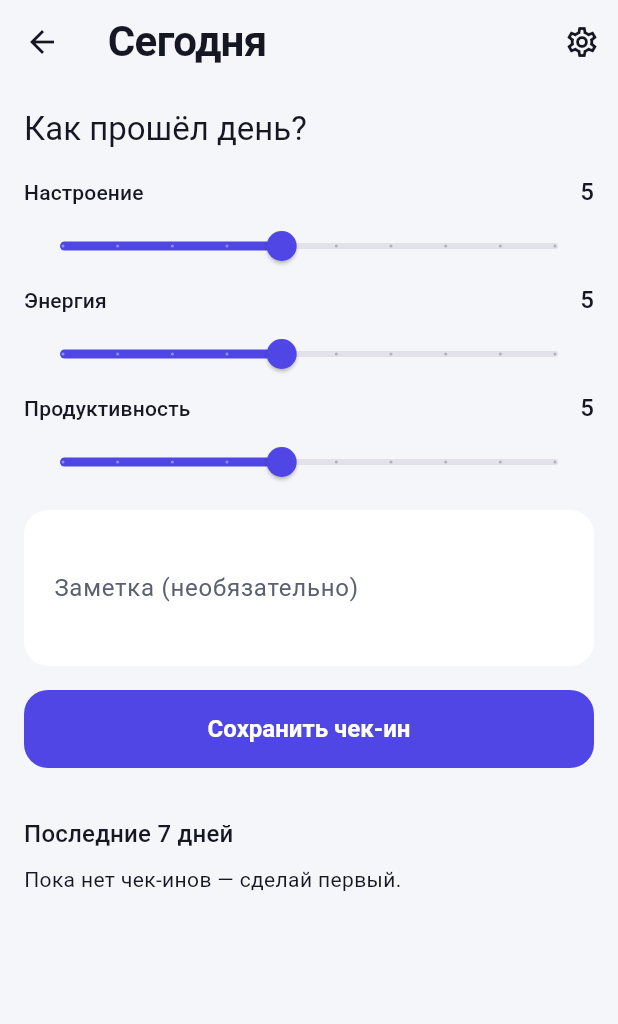
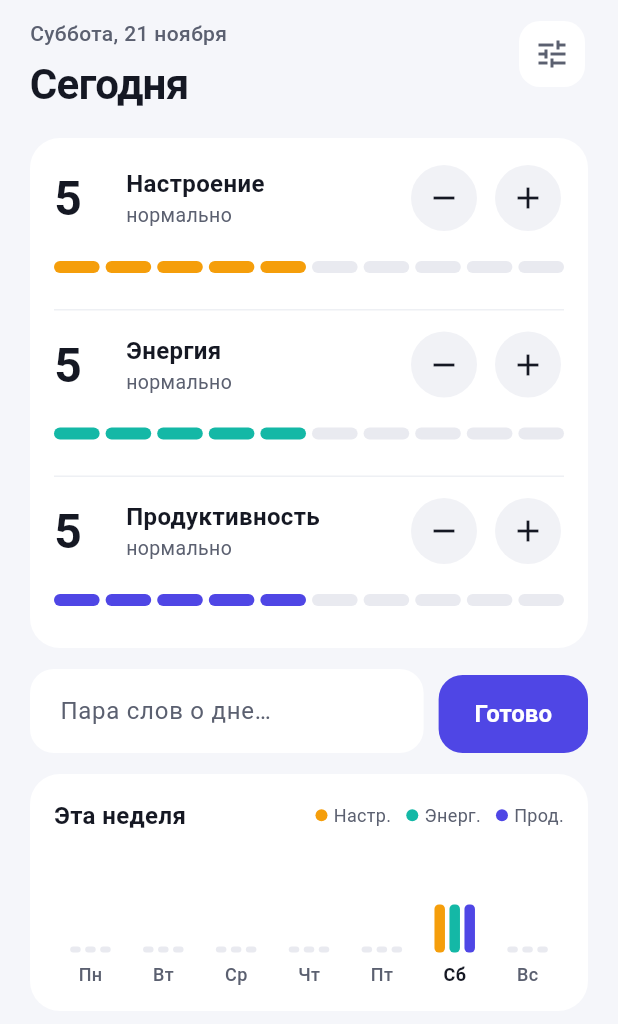
Before and after one commit to Ex1zed/life-tracker, a Flutter app: the CheckinScreen screen opened directly, on a phone screen of 412 x 824 dp. Shown: the top 1024 px of the screen. Run offline on Flutter 3.47's test engine with Material 3 defaults, Android fonts, the phone set to English and light mode, and no system bars; our stand-ins replace dio, drift, drift_flutter, flutter_local_notifications, flutter_riverpod, flutter_secure_storage and 4 more; accounts and stored records are empty; generated files the repository leaves out were written again.

Commit message:
Redesign today screen: score rows with bars, week chart

```diff
--- a/app/lib/core/dates.dart
+++ b/app/lib/core/dates.dart
@@ -5,3 +5,28 @@ String toDateKey(DateTime date) {
   final d = date.day.toString().padLeft(2, '0');
   return '$y-$m-$d';
 }
+
+const _weekdays = [
+  'Понедельник', 'Вторник', 'Среда', 'Четверг', 'Пятница', 'Суббота',
+  'Воскресенье',
+];
+const _weekdaysShort = ['Пн', 'Вт', 'Ср', 'Чт', 'Пт', 'Сб', 'Вс'];
+
+/// Month names in the genitive case: "21 ноября", not "21 ноябрь".
+const _months = [
+  'января', 'февраля', 'марта', 'апреля', 'мая', 'июня', 'июля', 'августа',
+  'сентября', 'октября', 'ноября', 'декабря',
+];
+
+/// "Суббота, 21 ноября". DateTime.weekday is 1 (Monday) .. 7 (Sunday).
+String formatLongDate(DateTime date) =>
+    '${_weekdays[date.weekday - 1]}, ${date.day} ${_months[date.month - 1]}';
+
+/// "Пн" .. "Вс".
+String shortWeekday(DateTime date) => _weekdaysShort[date.weekday - 1];
+
+/// Monday of the week that contains [date], at local midnight.
+/// day - n instead of subtract(Duration): no surprises around DST changes,
+/// and day 0 or below rolls back into the previous month by itself.
+DateTime startOfWeek(DateTime date) =>
+    DateTime(date.year, date.month, date.day - (date.weekday - 1));
--- a/app/lib/features/checkin/checkin_screen.dart
+++ b/app/lib/features/checkin/checkin_screen.dart
@@ -4,10 +4,13 @@ import 'package:flutter_riverpod/flutter_riverpod.dart';
 import 'package:material_ui/material_ui.dart';
 
 import '../../core/dates.dart';
+import '../../core/theme.dart';
 import '../../data/local/app_database.dart';
 import '../../data/providers.dart';
 import '../settings/settings_screen.dart';
 import 'checkin_providers.dart';
+import 'score_row.dart';
+import 'week_chart.dart';
 
 class CheckinScreen extends ConsumerStatefulWidget {
   const CheckinScreen({super.key});
@@ -84,6 +87,43 @@ class _CheckinScreenState extends ConsumerState<CheckinScreen> {
     );
   }
 
+  /// Monday..Sunday of the current week. Today shows the form's live values,
+  /// so the chart reacts while the user is still picking scores.
+  List<WeekDayScores> _weekDays(List<DailyCheckin> recent) {
+    final now = DateTime.now();
+    final monday = startOfWeek(now);
+    final byDate = {for (final c in recent) c.date: c};
+
+    return [
+      for (var i = 0; i < 7; i++)
+        _dayScores(
+          DateTime(monday.year, monday.month, monday.day + i),
+          byDate,
+        ),
+    ];
+  }
+
+  WeekDayScores _dayScores(DateTime day, Map<String, DailyCheckin> byDate) {
+    final key = toDateKey(day);
+    if (key == _todayKey) {
+      return WeekDayScores(
+        label: shortWeekday(day),
+        isToday: true,
+        mood: _mood,
+        energy: _energy,
+        productivity: _productivity,
+      );
+    }
+    final checkin = byDate[key];
+    return WeekDayScores(
+      label: shortWeekday(day),
+      isToday: false,
+      mood: checkin?.mood,
+      energy: checkin?.energy,
+      productivity: checkin?.productivity,
+    );
+  }
+
   @override
   void dispose() {
     _noteController.dispose();
@@ -92,141 +132,139 @@ class _CheckinScreenState extends ConsumerState<CheckinScreen> {
 
   @override
   Widget build(BuildContext context) {
-    final recent = ref.watch(recentCheckinsProvider);
-    final textTheme = Theme.of(context).textTheme;
+    final colors = AppColors.of(context);
+    // Recent check-ins feed the week chart; while loading, it's just empty.
+    final recent =
+        ref.watch(recentCheckinsProvider).value ?? const <DailyCheckin>[];
 
     return Scaffold(
-      appBar: AppBar(
-        title: const Text('Сегодня'),
-        actions: [
-          IconButton(
-            icon: const Icon(Icons.settings_outlined),
-            tooltip: 'Настройки',
-            onPressed: _openSettings,
+      body: SafeArea(
+        bottom: false, // the navigation bar below handles the bottom inset
+        child: _loading
+            ? const Center(child: CircularProgressIndicator())
+            : ListView(
+                padding: const EdgeInsets.fromLTRB(20, 12, 20, 24),
+                children: [
+                  _Header(
+                    date: formatLongDate(DateTime.now()),
+                    onSettings: _openSettings,
+                  ),
+                  const SizedBox(height: 16),
+                  Card(
+                    child: Padding(
+                      padding: const EdgeInsets.symmetric(
+                        horizontal: 16,
+                        vertical: 4,
+                      ),
+                      child: Column(
+                        children: [
+                          ScoreRow(
+                            label: 'Настроение',
+                            value: _mood,
+                            color: colors.mood,
+                            onChanged: (v) => setState(() => _mood = v),
+                          ),
+                          const Divider(),
+                          ScoreRow(
+                            label: 'Энергия',
+                            value: _energy,
+                            color: colors.energy,
+                            onChanged: (v) => setState(() => _energy = v),
+                          ),
+                          const Divider(),
+                          ScoreRow(
+                            label: 'Продуктивность',
+                            value: _productivity,
+                            color: colors.productivity,
+                            onChanged: (v) =>
+                                setState(() => _productivity = v),
                           ),
                         ],
                       ),
-      body: _loading
-          ? const Center(child: CircularProgressIndicator())
-          : ListView(
-              padding: const EdgeInsets.all(16),
+                    ),
+                  ),
+                  const SizedBox(height: 14),
+                  Row(
+                    crossAxisAlignment: CrossAxisAlignment.end,
                     children: [
-                Text('Как прошёл день?', style: textTheme.titleLarge),
-                const SizedBox(height: 16),
-                _ScoreSlider(
-                  label: 'Настроение',
-                  value: _mood,
-                  onChanged: (v) => setState(() => _mood = v),
-                ),
-                _ScoreSlider(
-                  label: 'Энергия',
-                  value: _energy,
-                  onChanged: (v) => setState(() => _energy = v),
-                ),
-                _ScoreSlider(
-                  label: 'Продуктивность',
-                  value: _productivity,
-                  onChanged: (v) => setState(() => _productivity = v),
-                ),
-                const SizedBox(height: 8),
-                TextField(
+                      Expanded(
+                        child: TextField(
                           controller: _noteController,
+                          minLines: 1,
                           maxLines: 3,
                           textCapitalization: TextCapitalization.sentences,
                           decoration: const InputDecoration(
-                    labelText: 'Заметка (необязательно)',
-                    border: OutlineInputBorder(),
+                            hintText: 'Пара слов о дне…',
                           ),
                         ),
-                const SizedBox(height: 16),
+                      ),
+                      const SizedBox(width: 10),
                       FilledButton(
                         onPressed: _saving ? null : _save,
-                  child: Text(_hasToday ? 'Обновить чек-ин' : 'Сохранить чек-ин'),
-                ),
-                const SizedBox(height: 32),
-                Text('Последние 7 дней', style: textTheme.titleMedium),
-                const SizedBox(height: 8),
-                recent.when(
-                  data: (items) => items.isEmpty
-                      ? const Text('Пока нет чек-инов — сделай первый.')
-                      : Column(
-                          children: [
-                            for (final c in items)
-                              _CheckinTile(
-                                checkin: c,
-                                isToday: c.date == _todayKey,
+                        child: Text(_hasToday ? 'Обновить' : 'Готово'),
                       ),
                     ],
                   ),
-                  loading: () =>
-                      const Center(child: CircularProgressIndicator()),
-                  error: (e, _) => Text('Ошибка загрузки: $e'),
+                  const SizedBox(height: 14),
+                  WeekChart(days: _weekDays(recent)),
+                ],
               ),
-              ],
       ),
     );
   }
 }
 
-/// Label, current value and a 1..10 slider.
-class _ScoreSlider extends StatelessWidget {
-  const _ScoreSlider({
-    required this.label,
-    required this.value,
-    required this.onChanged,
-  });
+/// Date, title and the settings button.
+class _Header extends StatelessWidget {
+  const _Header({required this.date, required this.onSettings});
 
-  final String label;
-  final int value;
-  final ValueChanged<int> onChanged;
+  final String date;
+  final VoidCallback onSettings;
 
   @override
   Widget build(BuildContext context) {
-    final textTheme = Theme.of(context).textTheme;
-    return Column(
+    final colors = AppColors.of(context);
+
+    return Row(
       crossAxisAlignment: CrossAxisAlignment.start,
       children: [
-        Row(
+        Expanded(
+          child: Column(
+            crossAxisAlignment: CrossAxisAlignment.start,
             children: [
-            Text(label, style: textTheme.titleSmall),
-            const Spacer(),
-            Text('$value', style: textTheme.titleMedium),
+              Text(
+                date,
+                style: TextStyle(
+                  fontSize: 14,
+                  fontWeight: FontWeight.w500,
+                  color: colors.muted,
+                ),
+              ),
+              const SizedBox(height: 4),
+              const Text(
+                'Сегодня',
+                style: TextStyle(
+                  fontSize: 28,
+                  fontWeight: FontWeight.w700,
+                  letterSpacing: -0.4,
+                ),
+              ),
             ],
           ),
-        Slider(
-          value: value.toDouble(),
-          min: 1,
-          max: 10,
-          divisions: 9, // 9 steps between 1 and 10 -> whole numbers only
-          label: '$value',
-          onChanged: (v) => onChanged(v.round()),
+        ),
+        IconButton(
+          onPressed: onSettings,
+          tooltip: 'Настройки',
+          icon: const Icon(Icons.tune),
+          style: IconButton.styleFrom(
+            fixedSize: const Size(44, 44),
+            backgroundColor: colors.card,
+            shape: RoundedRectangleBorder(
+              borderRadius: BorderRadius.circular(14),
+            ),
+          ),
         ),
       ],
     );
   }
 }
-
-/// One row in the "last 7 days" list.
-class _CheckinTile extends StatelessWidget {
-  const _CheckinTile({required this.checkin, required this.isToday});
-
-  final DailyCheckin checkin;
-  final bool isToday;
-
-  @override
-  Widget build(BuildContext context) {
-    final date = DateTime.parse(checkin.date);
-    final day = date.day.toString().padLeft(2, '0');
-    final month = date.month.toString().padLeft(2, '0');
-
-    return ListTile(
-      contentPadding: EdgeInsets.zero,
-      title: Text(isToday ? 'Сегодня' : '$day.$month'),
-      subtitle: Text(
-        'Настроение ${checkin.mood} · Энергия ${checkin.energy} · '
-        'Продуктивность ${checkin.productivity}',
-      ),
-      trailing: checkin.note == null ? null : const Icon(Icons.notes_outlined),
-    );
-  }
-}
--- /dev/null
+++ b/app/lib/features/checkin/score_row.dart
@@ -0,0 +1,194 @@
+import 'package:flutter/services.dart';
+import 'package:material_ui/material_ui.dart';
+
+import '../../core/theme.dart';
+
+/// A word for the score, shown under its name.
+String scoreHint(int value) {
+  if (value <= 3) return 'тяжёлый день';
+  if (value <= 6) return 'нормально';
+  if (value <= 8) return 'хорошо';
+  return 'отлично';
+}
+
+/// One score: big number, name, −/+ buttons and a 10-segment bar.
+class ScoreRow extends StatelessWidget {
+  const ScoreRow({
+    super.key,
+    required this.label,
+    required this.value,
+    required this.color,
+    required this.onChanged,
+  });
+
+  final String label;
+  final int value;
+  final Color color;
+  final ValueChanged<int> onChanged;
+
+  /// Every way of changing the value goes through here:
+  /// ignores repeats (a drag reports the same segment many times)
+  /// and gives a light tap of haptic feedback on each real change.
+  void _set(int newValue) {
+    if (newValue == value) return;
+    HapticFeedback.selectionClick();
+    onChanged(newValue);
+  }
+
+  @override
+  Widget build(BuildContext context) {
+    final colors = AppColors.of(context);
+
+    return Padding(
+      padding: const EdgeInsets.symmetric(vertical: 12),
+      child: Column(
+        crossAxisAlignment: CrossAxisAlignment.stretch,
+        children: [
+          Row(
+            children: [
+              SizedBox(
+                width: 48,
+                child: Text(
+                  '$value',
+                  style: const TextStyle(
+                    fontSize: 32,
+                    height: 1.1,
+                    fontWeight: FontWeight.w700,
+                  ),
+                ),
+              ),
+              Expanded(
+                child: Column(
+                  crossAxisAlignment: CrossAxisAlignment.start,
+                  children: [
+                    Text(
+                      label,
+                      style: const TextStyle(
+                        fontSize: 16,
+                        fontWeight: FontWeight.w600,
+                      ),
+                    ),
+                    Text(
+                      scoreHint(value),
+                      style: TextStyle(fontSize: 13, color: colors.muted),
+                    ),
+                  ],
+                ),
+              ),
+              _RoundButton(
+                icon: Icons.remove,
+                tooltip: '$label: меньше',
+                onPressed: value > 1 ? () => _set(value - 1) : null,
+              ),
+              const SizedBox(width: 8),
+              _RoundButton(
+                icon: Icons.add,
+                tooltip: '$label: больше',
+                onPressed: value < 10 ? () => _set(value + 1) : null,
+              ),
+            ],
+          ),
+          const SizedBox(height: 6),
+          ScoreBar(value: value, color: color, label: label, onChanged: _set),
+        ],
+      ),
+    );
+  }
+}
+
+/// Ten segments; tap or drag across to pick 1..10.
+class ScoreBar extends StatelessWidget {
+  const ScoreBar({
+    super.key,
+    required this.value,
+    required this.color,
+    required this.label,
+    required this.onChanged,
+  });
+
+  final int value;
+  final Color color;
+  final String label;
+  final ValueChanged<int> onChanged;
+
+  /// Touch area is taller than the 8 px bar, so it's easy to hit.
+  static const _touchHeight = 32.0;
+
+  /// x = 0..width maps to segments 1..10.
+  static int valueAt(double dx, double width) =>
+      (dx / width * 10).ceil().clamp(1, 10);
+
+  @override
+  Widget build(BuildContext context) {
+    final colors = AppColors.of(context);
+
+    return LayoutBuilder(
+      builder: (context, constraints) {
+        void pick(Offset position) =>
+            onChanged(valueAt(position.dx, constraints.maxWidth));
+
+        return Semantics(
+          label: label,
+          value: '$value из 10',
+          child: GestureDetector(
+            behavior: HitTestBehavior.opaque, // the gaps react to taps too
+            onTapDown: (details) => pick(details.localPosition),
+            onHorizontalDragUpdate: (details) => pick(details.localPosition),
+            child: SizedBox(
+              height: _touchHeight,
+              child: Row(
+                children: [
+                  for (var n = 1; n <= 10; n++) ...[
+                    if (n > 1) const SizedBox(width: 4),
+                    Expanded(
+                      child: AnimatedContainer(
+                        duration: const Duration(milliseconds: 150),
+                        height: 8,
+                        decoration: BoxDecoration(
+                          color: n <= value ? color : colors.track,
+                          borderRadius: BorderRadius.circular(4),
+                        ),
+                      ),
+                    ),
+                  ],
+                ],
+              ),
+            ),
+          ),
+        );
+      },
+    );
+  }
+}
+
+/// Round 44 px −/+ button; greyed out at the ends of the range.
+class _RoundButton extends StatelessWidget {
+  const _RoundButton({
+    required this.icon,
+    required this.tooltip,
+    required this.onPressed,
+  });
+
+  final IconData icon;
+  final String tooltip;
+  final VoidCallback? onPressed;
+
+  @override
+  Widget build(BuildContext context) {
+    final colors = AppColors.of(context);
+    final ink = Theme.of(context).colorScheme.onSurface;
+
+    return IconButton(
+      onPressed: onPressed,
+      tooltip: tooltip,
+      icon: Icon(icon),
+      style: IconButton.styleFrom(
+        fixedSize: const Size(44, 44),
+        backgroundColor: colors.control,
+        foregroundColor: ink,
+        disabledBackgroundColor: colors.control,
+        disabledForegroundColor: colors.muted.withValues(alpha: 0.4),
+      ),
+    );
+  }
+}
--- /dev/null
+++ b/app/lib/features/checkin/week_chart.dart
@@ -0,0 +1,142 @@
+import 'package:material_ui/material_ui.dart';
+
+import '../../core/theme.dart';
+
+/// Scores of one day of the week; null scores = no check-in that day.
+class WeekDayScores {
+  const WeekDayScores({
+    required this.label,
+    required this.isToday,
+    this.mood,
+    this.energy,
+    this.productivity,
+  });
+
+  final String label;
+  final bool isToday;
+  final int? mood;
+  final int? energy;
+  final int? productivity;
+}
+
+/// "Эта неделя": three thin bars per day, Monday to Sunday.
+class WeekChart extends StatelessWidget {
+  const WeekChart({super.key, required this.days});
+
+  final List<WeekDayScores> days;
+
+  @override
+  Widget build(BuildContext context) {
+    final colors = AppColors.of(context);
+
+    return Card(
+      child: Padding(
+        padding: const EdgeInsets.all(16),
+        child: Column(
+          crossAxisAlignment: CrossAxisAlignment.stretch,
+          children: [
+            Row(
+              children: [
+                const Text(
+                  'Эта неделя',
+                  style: TextStyle(fontSize: 16, fontWeight: FontWeight.w700),
+                ),
+                const Spacer(),
+                _Legend(color: colors.mood, label: 'Настр.'),
+                const SizedBox(width: 10),
+                _Legend(color: colors.energy, label: 'Энерг.'),
+                const SizedBox(width: 10),
+                _Legend(color: colors.productivity, label: 'Прод.'),
+              ],
+            ),
+            const SizedBox(height: 16),
+            Row(
+              crossAxisAlignment: CrossAxisAlignment.end,
+              children: [
+                for (final day in days) Expanded(child: _DayColumn(day: day)),
+              ],
+            ),
+          ],
+        ),
+      ),
+    );
+  }
+}
+
+class _DayColumn extends StatelessWidget {
+  const _DayColumn({required this.day});
+
+  final WeekDayScores day;
+
+  static const _maxBarHeight = 64.0;
+
+  @override
+  Widget build(BuildContext context) {
+    final colors = AppColors.of(context);
+    final ink = Theme.of(context).colorScheme.onSurface;
+
+    Widget bar(int? value, Color color) => AnimatedContainer(
+          duration: const Duration(milliseconds: 200),
+          width: 7,
+          // No check-in: a short grey stub, so the day doesn't look broken.
+          height: value == null ? 4 : value * _maxBarHeight / 10,
+          decoration: BoxDecoration(
+            color: value == null ? colors.track : color,
+            borderRadius: BorderRadius.circular(3),
+          ),
+        );
+
+    return Column(
+      children: [
+        SizedBox(
+          height: _maxBarHeight,
+          child: Row(
+            mainAxisAlignment: MainAxisAlignment.center,
+            crossAxisAlignment: CrossAxisAlignment.end,
+            children: [
+              bar(day.mood, colors.mood),
+              const SizedBox(width: 3),
+              bar(day.energy, colors.energy),
+              const SizedBox(width: 3),
+              bar(day.productivity, colors.productivity),
+            ],
+          ),
+        ),
+        const SizedBox(height: 6),
+        Text(
+          day.label,
+          style: TextStyle(
+            fontSize: 12,
+            fontWeight: day.isToday ? FontWeight.w700 : FontWeight.w500,
+            color: day.isToday ? ink : colors.muted,
+          ),
+        ),
+      ],
+    );
+  }
+}
+
+class _Legend extends StatelessWidget {
+  const _Legend({required this.color, required this.label});
+
+  final Color color;
+  final String label;
+
+  @override
+  Widget build(BuildContext context) {
+    return Row(
+      children: [
+        Container(
+          width: 8,
+          height: 8,
+          decoration: BoxDecoration(color: color, shape: BoxShape.circle),
+        ),
+        const SizedBox(width: 4),
+        Text(
+          label,
+          style: TextStyle(fontSize: 12, color: AppColors.of(context).muted),
+        ),
+      ],
+    );
+  }
+}
```
Also changed, not shown: 2 other files. Lines whose indentation alone changed are shown as unchanged.
